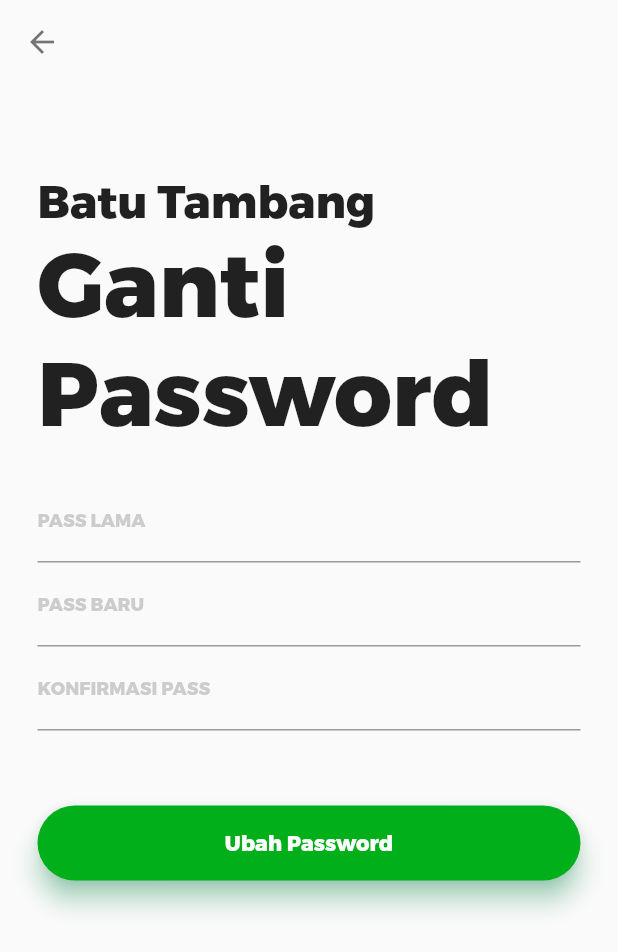
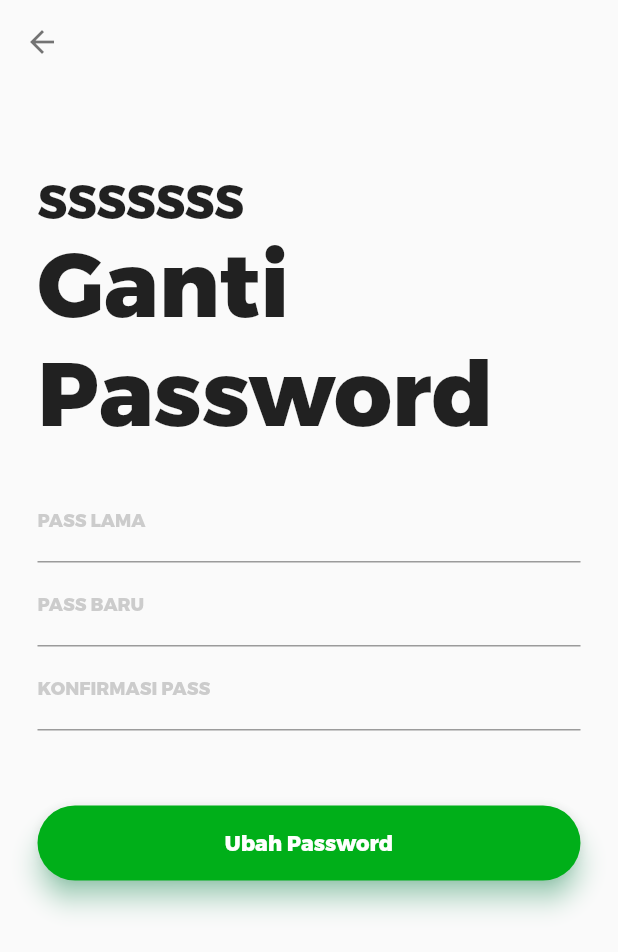
Before and after one commit to koirherianto/batu_tambang3, a Flutter app: the PasswordPage screen opened directly, on a phone screen of 412 x 824 dp. Shown: the top 952 px of the screen. Run offline on Flutter 3.47's test engine with Material 2 defaults, Android fonts, the phone set to English and light mode, and no system bars; our stand-ins replace connectivity_plus, dio, equatable, flutter_bloc, image_picker, persistent_bottom_nav_bar_v2 and 1 more; missing offline and left inert: flutter_settings_ui; accounts and stored records are empty.

Commit message:
PROFIL .

```diff
--- a/lib/auth_and_setting/pages/password_page.dart
+++ b/lib/auth_and_setting/pages/password_page.dart
@@ -32,7 +32,7 @@ class PasswordPage extends StatelessWidget {
           children: [
             const SizedBox(height: 60.0),
             const Text(
-              'Batu Tambang',
+              'SSSSSSS',
               style: TextStyle(fontFamily: 'Trueno', fontSize: 30.0),
             ),
             const Text(
--- a/lib/auth_and_setting/pages/profile_page.dart
+++ b/lib/auth_and_setting/pages/profile_page.dart
@@ -39,7 +39,7 @@ class ProfilePage extends StatelessWidget {
           children: [
             const SizedBox(height: 60.0),
             const Text(
-              'Batu Tambang',
+              'SSSSSSS',
               style: TextStyle(fontFamily: 'Trueno', fontSize: 30.0),
             ),
             const Text(
--- a/lib/auth_and_setting/pages/register_page.dart
+++ b/lib/auth_and_setting/pages/register_page.dart
@@ -25,7 +25,7 @@ class RegisterPage extends StatelessWidget {
           children: [
             const SizedBox(height: 75.0),
             const Text(
-              'Batu Tambang',
+              'SSSSSSS',
               style: TextStyle(fontFamily: 'Trueno', fontSize: 30.0),
             ),
             const Text(
--- a/lib/auth_and_setting/services/auth_api.dart
+++ b/lib/auth_and_setting/services/auth_api.dart
@@ -231,6 +231,8 @@ class AuthApi {
       final String token = await tokenService.getLocalToken();
 
       dio.options.headers["authorization"] = "Bearer $token";
+      dio.options.connectTimeout = const Duration(seconds: 10);
+      dio.options.receiveTimeout = const Duration(seconds: 10);
 
       http_dio.FormData formImage = http_dio.FormData.fromMap({
         'gambar_profil': gambarProfil != null
@@ -238,7 +240,7 @@ class AuthApi {
             : null
       });
 
-      final String url = '${baseURL}auth/updateimage';
+      final String url = '${baseURL}auth/updateProfilPicture';
       http_dio.Response response = await dio.post(url, data: formImage);
 
       if (response.statusCode == 200) {
@@ -253,7 +255,7 @@ class AuthApi {
       }
     } on http_dio.DioException catch (ex) {
       Map<String, dynamic> exeption =
-          apiExeption.getExeptionMessage(ex, 'Me API');
+          apiExeption.getExeptionMessage(ex, 'Update Foto Profil');
       debugPrintApi(exeption);
       return {'success': false, 'exeption': exeption};
     }
--- a/lib/main.dart
+++ b/lib/main.dart
@@ -65,7 +65,7 @@ class MyApp extends StatelessWidget {
   @override
   Widget build(BuildContext context) {
     return MaterialApp(
-      title: 'Batu Tambang',
+      title: 'Batu SSSSSSS',
       debugShowCheckedModeBanner: false,
       routes: {
         '/loginPage': (_) => LoginPage(),
@@ -91,6 +91,7 @@ class IsLogin extends StatelessWidget {
           if (isLogin) {
             return const IndexPage();
           } else {
+            // context.read<AuthBloc>().add(MeEv());
             return LoginPage();
           }
         }
--- a/pubspec.yaml
+++ b/pubspec.yaml
@@ -1,5 +1,6 @@
 name: batu_tambang
 description: Aplikasi Pertambangan.
+name_aplication : Batu Tambang
 # The following line prevents the package from being accidentally published to
 # pub.dev using `flutter pub publish`. This is preferred for private packages.
 publish_to: "none" # Remove this line if you wish to publish to pub.dev
```
Also changed, not shown: lib/auth_and_setting/bloc/auth_bloc.dart (+54 -51 lines), lib/auth_and_setting/pages/setting_page.dart (+26 -7 lines).
